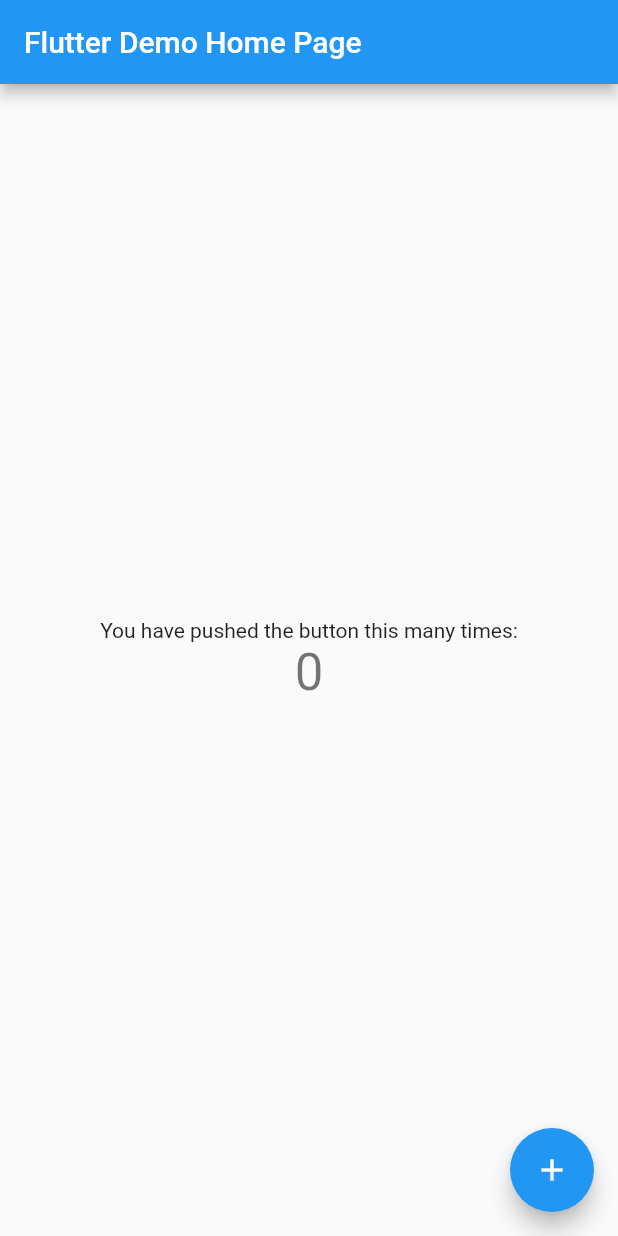
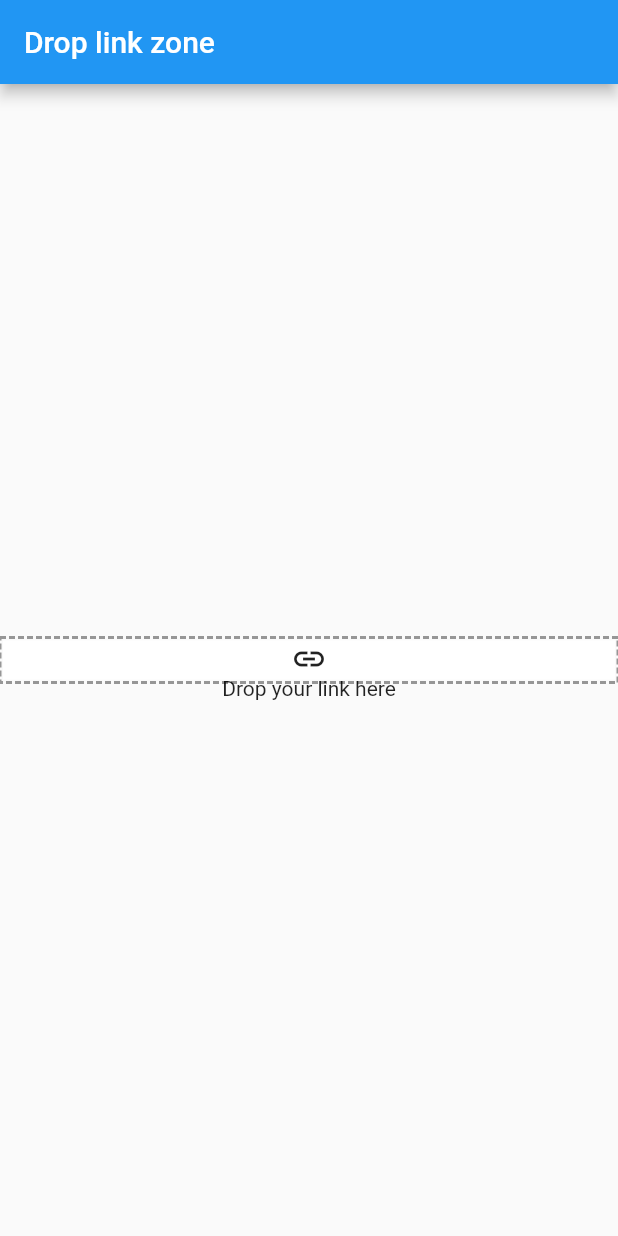
Before and after one commit to KalybosPro/drop_link, a Flutter app: the screen it shows after launch, on a phone screen of 412 x 824 dp. Run offline on Flutter 3.47's test engine with Material 2 defaults, Android fonts, the phone set to English and light mode, and no system bars; drawn by our look-alikes of dotted_border; missing offline and left inert: dart:html; statements that could not run were skipped.

Commit message:
example app added

```diff
--- a/example/lib/main.dart
+++ b/example/lib/main.dart
@@ -1,3 +1,5 @@
+import 'package:dotted_border/dotted_border.dart';
+import 'package:drop_link/drop_link.dart';
 import 'package:flutter/material.dart';
 
 void main() {
@@ -7,109 +9,69 @@ void main() {
 class MyApp extends StatelessWidget {
   const MyApp({super.key});
 
-  // This widget is the root of your application.
   @override
   Widget build(BuildContext context) {
     return MaterialApp(
-      title: 'Flutter Demo',
+      title: 'Drop link zone',
       theme: ThemeData(
-        // This is the theme of your application.
-        //
-        // Try running your application with "flutter run". You'll see the
-        // application has a blue toolbar. Then, without quitting the app, try
-        // changing the primarySwatch below to Colors.green and then invoke
-        // "hot reload" (press "r" in the console where you ran "flutter run",
-        // or simply save your changes to "hot reload" in a Flutter IDE).
-        // Notice that the counter didn't reset back to zero; the application
-        // is not restarted.
         primarySwatch: Colors.blue,
       ),
-      home: const MyHomePage(title: 'Flutter Demo Home Page'),
+      home: const MyHomePage(),
     );
   }
 }
 
 class MyHomePage extends StatefulWidget {
-  const MyHomePage({super.key, required this.title});
-
-  // This widget is the home page of your application. It is stateful, meaning
-  // that it has a State object (defined below) that contains fields that affect
-  // how it looks.
-
-  // This class is the configuration for the state. It holds the values (in this
-  // case the title) provided by the parent (in this case the App widget) and
-  // used by the build method of the State. Fields in a Widget subclass are
-  // always marked "final".
-
-  final String title;
+  const MyHomePage({super.key});
 
   @override
   State<MyHomePage> createState() => _MyHomePageState();
 }
 
 class _MyHomePageState extends State<MyHomePage> {
-  int _counter = 0;
-
-  void _incrementCounter() {
-    setState(() {
-      // This call to setState tells the Flutter framework that something has
-      // changed in this State, which causes it to rerun the build method below
-      // so that the display can reflect the updated values. If we changed
-      // _counter without calling setState(), then the build method would not be
-      // called again, and so nothing would appear to happen.
-      _counter++;
-    });
-  }
-
   @override
   Widget build(BuildContext context) {
-    // This method is rerun every time setState is called, for instance as done
-    // by the _incrementCounter method above.
-    //
-    // The Flutter framework has been optimized to make rerunning build methods
-    // fast, so that you can just rebuild anything that needs updating rather
-    // than having to individually change instances of widgets.
     return Scaffold(
       appBar: AppBar(
-        // Here we take the value from the MyHomePage object that was created by
-        // the App.build method, and use it to set our appbar title.
-        title: Text(widget.title),
+        title: const Text("Drop link zone"),
       ),
       body: Center(
         // Center is a layout widget. It takes a single child and positions it
         // in the middle of the parent.
-        child: Column(
-          // Column is also a layout widget. It takes a list of children and
-          // arranges them vertically. By default, it sizes itself to fit its
-          // children horizontally, and tries to be as tall as its parent.
-          //
-          // Invoke "debug painting" (press "p" in the console, choose the
-          // "Toggle Debug Paint" action from the Flutter Inspector in Android
-          // Studio, or the "Toggle Debug Paint" command in Visual Studio Code)
-          // to see the wireframe for each widget.
-          //
-          // Column has various properties to control how it sizes itself and
-          // how it positions its children. Here we use mainAxisAlignment to
-          // center the children vertically; the main axis here is the vertical
-          // axis because Columns are vertical (the cross axis would be
-          // horizontal).
-          mainAxisAlignment: MainAxisAlignment.center,
-          children: <Widget>[
-            const Text(
-              'You have pushed the button this many times:',
+        child: Container(
+          height: 30,
+          alignment: Alignment.center,
+          child: DropZone(
+            onDrop: (data) {
+              debugPrint(data);
+            },
+            child: DottedBorder(
+              color: Colors.black.withOpacity(0.4),
+              strokeWidth: 2,
+              dashPattern: const [4, 2],
+              radius: const Radius.circular(3),
+              child: Container(
+                alignment: Alignment.center,
+                decoration: const BoxDecoration(
+                  color: Colors.white,
+                ),
+                child: Column(
+                  mainAxisAlignment: MainAxisAlignment.center,
+                  children: const [
+                    Spacer(),
+                    ClipRRect(
+                      child: Icon(Icons.link),
+                    ),
+                    Spacer(),
+                    Text("Drop your link here"),
+                    Spacer(),
+                  ],
+                ),
+              ),
             ),
-            Text(
-              '$_counter',
-              style: Theme.of(context).textTheme.headlineMedium,
-            ),
-          ],
+          ),
         ),
       ),
-      floatingActionButton: FloatingActionButton(
-        onPressed: _incrementCounter,
-        tooltip: 'Increment',
-        child: const Icon(Icons.add),
-      ), // This trailing comma makes auto-formatting nicer for build methods.
     );
   }
 }
--- a/example/pubspec.yaml
+++ b/example/pubspec.yaml
@@ -35,6 +35,9 @@ dependencies:
   # The following adds the Cupertino Icons font to your application.
   # Use with the CupertinoIcons class for iOS style icons.
   cupertino_icons: ^1.0.2
+  drop_link:
+    path: ..
+  dotted_border: ^2.0.0+3
 
 dev_dependencies:
   flutter_test:
--- a/lib/drop_link.dart
+++ b/lib/drop_link.dart
@@ -1,7 +1,4 @@
 library drop_link;
 
-/// A Calculator.
-class Calculator {
-  /// Returns [value] plus 1.
-  int addOne(int value) => value + 1;
-}
+export 'package:drop_link/src/dispatcher.dart';
+export 'package:drop_link/src/drop_zone.dart';
```
Also changed, not shown: example/pubspec.lock, 1 other file.
